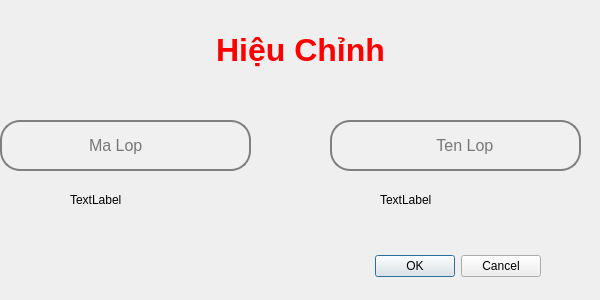
Qt form hieuchinh_lop.ui (TaiPhanCoder/Do_An_Thi_Trac_Ngiem_c-) before a commit.
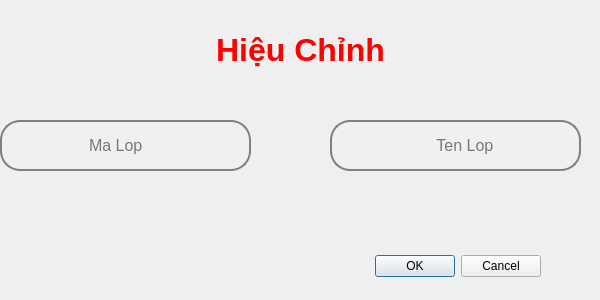
The same form after that commit.

Patch:
```diff
--- a/hieuchinh_lop.ui
+++ b/hieuchinh_lop.ui
@@ -94,7 +94,7 @@
     </rect>
    </property>
    <property name="text">
-    <string>TextLabel</string>
+    <string/>
    </property>
   </widget>
   <widget class="QLabel" name="label_2">
@@ -107,7 +107,7 @@
     </rect>
    </property>
    <property name="text">
-    <string>TextLabel</string>
+    <string/>
    </property>
   </widget>
  </widget>
```
Left out of the diff: 12 changed lines with no effect on the pictures.
